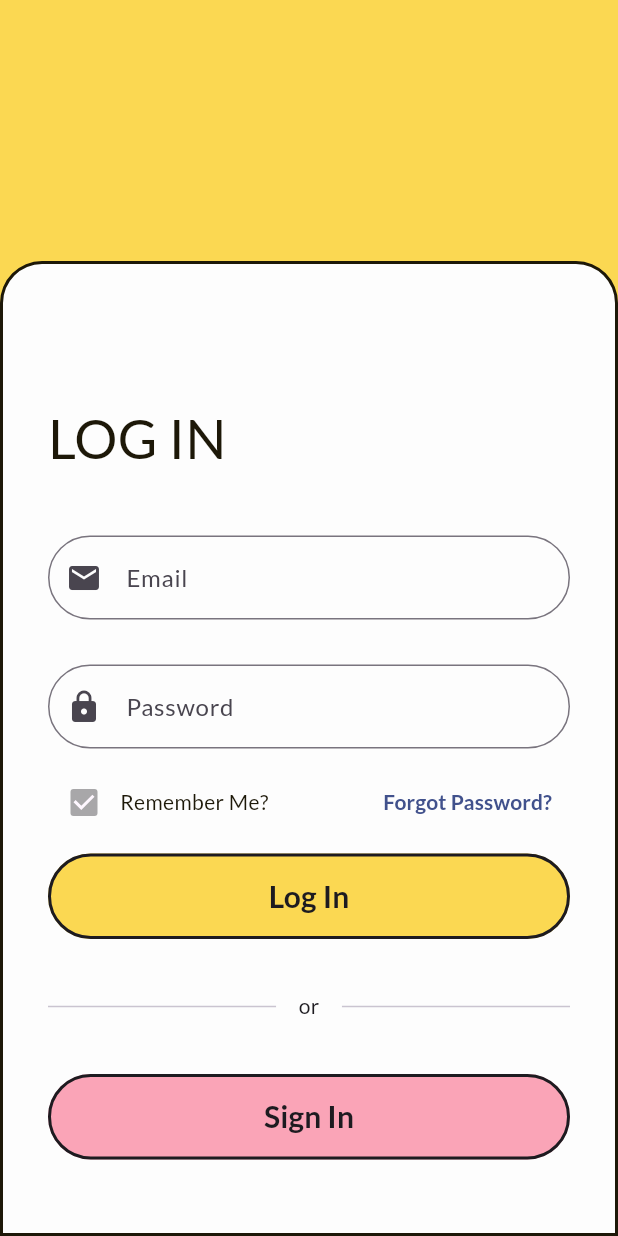
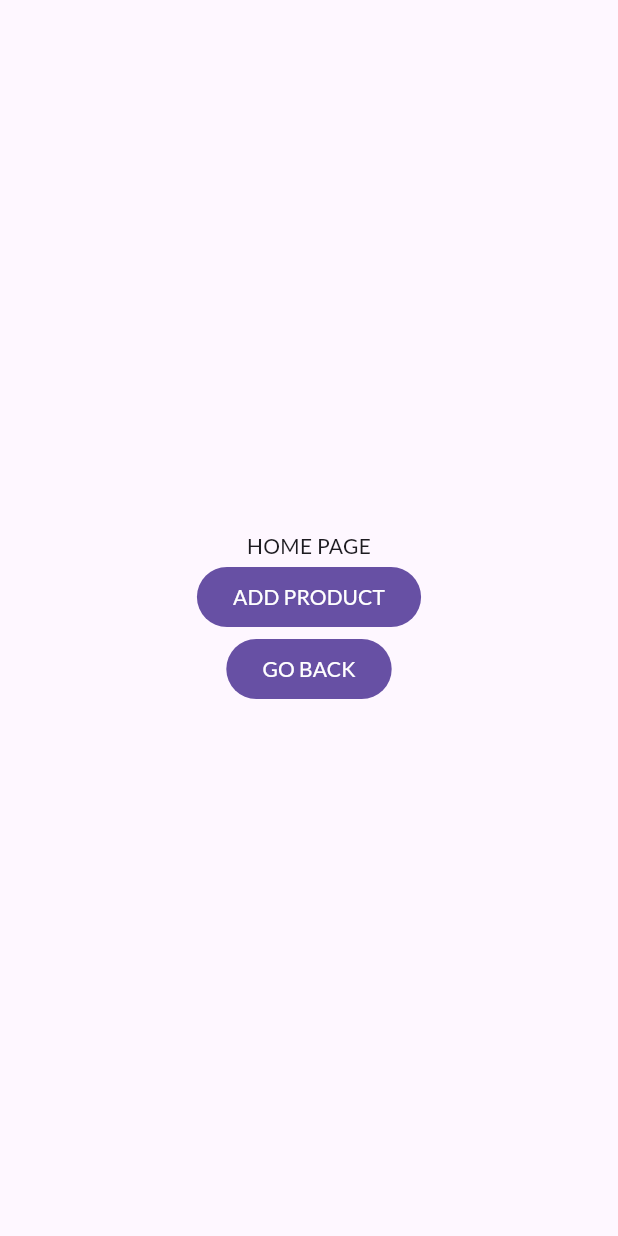
Before and after one commit to SimonFine/Lodowka, a Flutter app: the screen it shows after launch, after a tap on "Log In", on a phone screen of 412 x 824 dp. Run offline on Flutter 3.47's test engine with Material 3 defaults, Android fonts, the phone set to English and light mode, and no system bars; our stand-ins replace google_fonts, group_button.

Commit message:
add home page and add product page

```diff
--- /dev/null
+++ b/lodowka/lib/pages/HomePage.dart
@@ -0,0 +1,40 @@
+import 'package:flutter/material.dart';
+import 'package:flutter_application_1/pages/AddProduct.dart';
+import 'SignIn.dart';
+
+class Homepage extends StatefulWidget {
+  const Homepage({super.key});
+
+  @override
+  State<Homepage> createState() => _HomepageState();
+}
+
+class _HomepageState extends State<Homepage> {
+  @override
+  Widget build(BuildContext context) {
+    return Scaffold(
+      body: Center(
+        child: Column(
+          mainAxisAlignment: MainAxisAlignment.center,
+          children: [
+            Text('HOME PAGE'),
+            FilledButton(onPressed: () {
+              Navigator.push(
+                context,
+                MaterialPageRoute(builder: (context)=> Addproduct()));
+                      },
+              child: Text('ADD PRODUCT')),
+            FilledButton(onPressed: () {
+               Navigator.push(
+                  context,
+                  MaterialPageRoute(
+                    builder: (context)=> Signin(title: 'Sign In'))
+                  );
+            },
+              child: Text('GO BACK'))
+            ],
+        ),
+      ),
+    );
+  }
+}
--- a/lodowka/lib/pages/LogIn.dart
+++ b/lodowka/lib/pages/LogIn.dart
@@ -2,6 +2,7 @@
 
 import 'package:flutter/material.dart';
 import 'SignIn.dart';
+import 'HomePage.dart';
 
 class LogIn extends StatefulWidget {
   const LogIn({super.key, required this.title});
@@ -96,7 +97,13 @@ class _LogInState extends State<LogIn> {
                 SizedBox(
                   width: double.infinity,
                   child: FilledButton(
-                    onPressed: () {},
+                    onPressed: () {
+                      Navigator.push(
+                        context,
+                        MaterialPageRoute(
+                          builder: (context)=> Homepage())
+                        );
+                    },
                     child: Text('Log In',style: TextStyle(
                         fontSize: 20,
                         fontWeight: FontWeight.bold,
--- a/lodowka/pubspec.yaml
+++ b/lodowka/pubspec.yaml
@@ -32,10 +32,13 @@ dependencies:
     sdk: flutter
 
 
+
+
   # The following adds the Cupertino Icons font to your application.
   # Use with the CupertinoIcons class for iOS style icons.
   cupertino_icons: ^1.0.8
   google_fonts: ^6.2.1
+  group_button: ^5.3.4
 
 dev_dependencies:
   flutter_test:
```
Also changed, not shown: lodowka/lib/pages/AddProduct.dart (added, +113 -0 lines), lodowka/lib/pages/SignIn.dart (+8 -1 lines), lodowka/pubspec.lock.
